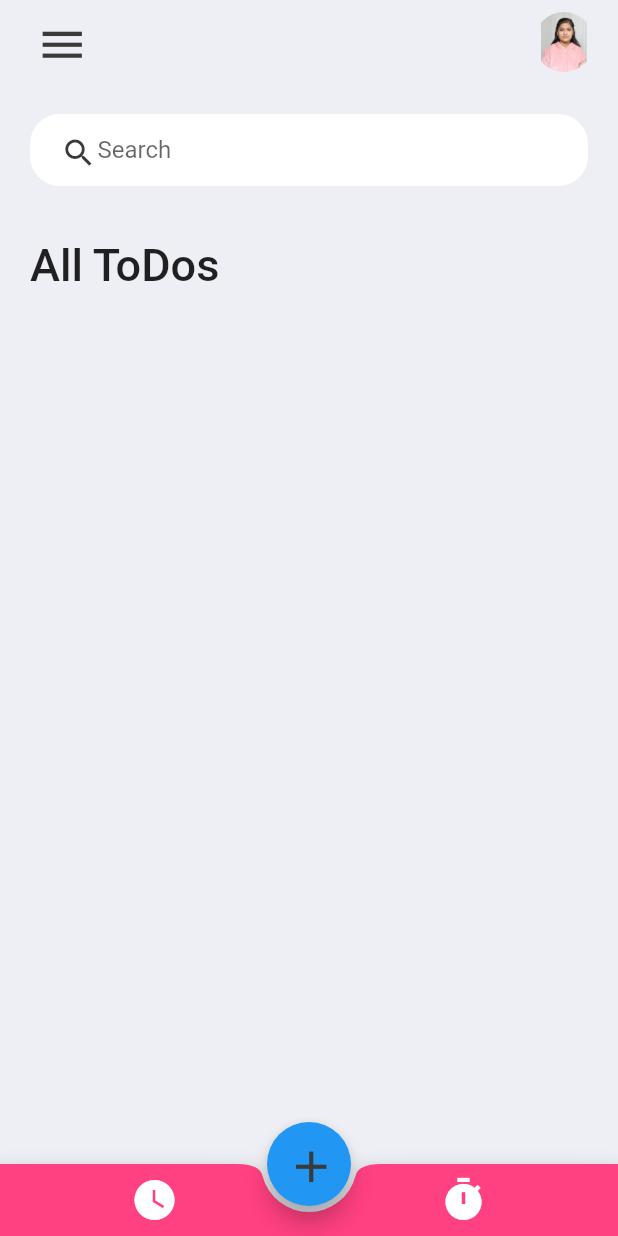
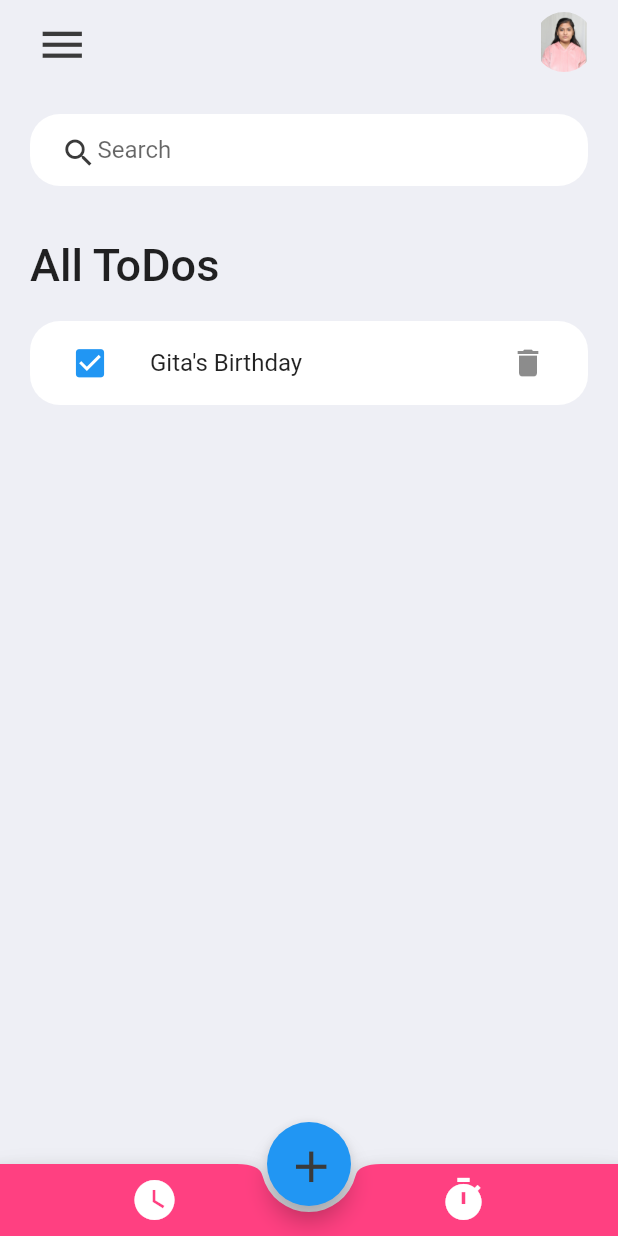
Before and after one commit to thetechgirlgita/ToDoList, a Flutter app: the screen it shows after launch, on a phone screen of 412 x 824 dp. Run offline on Flutter 3.47's test engine with Material 2 defaults, Android fonts, the phone set to English and light mode, and no system bars.

Commit message:
Adding list tile and icoms

```diff
--- a/lib/initialPage.dart
+++ b/lib/initialPage.dart
@@ -1,5 +1,6 @@
 import 'package:flutter/cupertino.dart';
 import 'package:flutter/material.dart';
+import 'package:todolist/todo_list.dart';
 import 'constants.dart';
 
 class todo extends StatefulWidget {
@@ -33,7 +34,8 @@ class _todoState extends State<todo> {
                         fontWeight: FontWeight.w500,
                       ),
                     ),
-                  )
+                  ),
+                  todoList()
                 ],
 
               )
--- a/lib/todo_list.dart
+++ b/lib/todo_list.dart
@@ -0,0 +1,28 @@
+import 'main.dart';
+import 'constants.dart';
+import 'package:flutter/material.dart';
+
+class todoList extends StatelessWidget {
+  const todoList({Key? key}) : super(key: key);
+
+  @override
+  Widget build(BuildContext context) {
+    return Container(
+      child: ListTile(
+        shape: RoundedRectangleBorder(
+          borderRadius: BorderRadius.circular(20),
+        ),
+        tileColor: Colors.white,
+        leading: IconB((){}, Icons.check_box, Colors.blue, 25),
+        title: Text("Gita's Birthday"),
+        trailing: IconButton(
+          icon: Icon(Icons.delete),
+          onPressed: () {
+            print("Delete");
+          },
+
+        ),
+      )
+    );
+  }
+}
```
